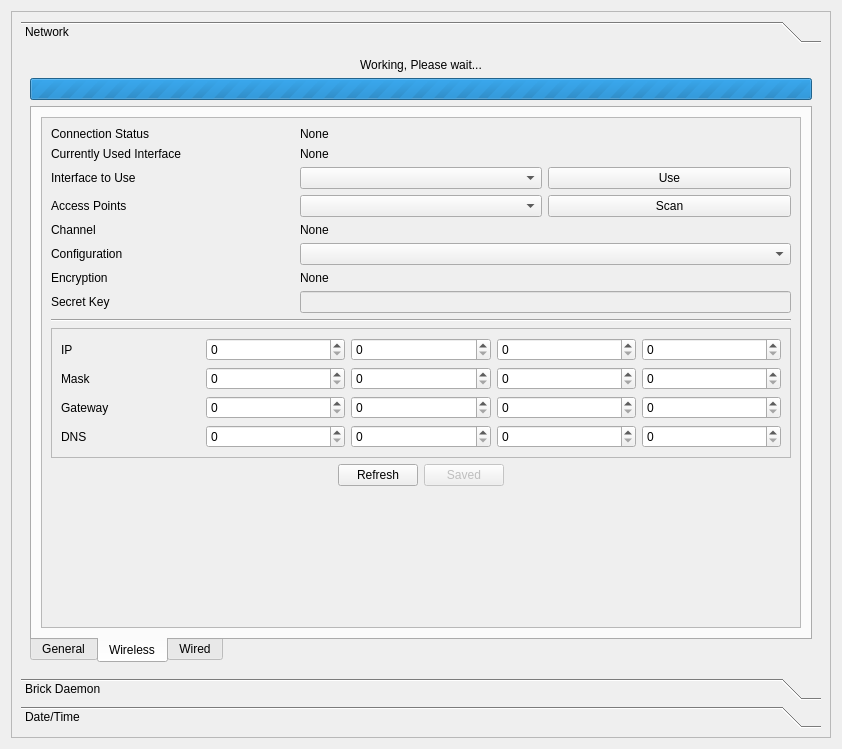
Before: the Qt Designer form src/brickv/plugin_system/plugins/red/ui/red_tab_settings.ui in Tinkerforge/brickv, drawn with Qt 5.
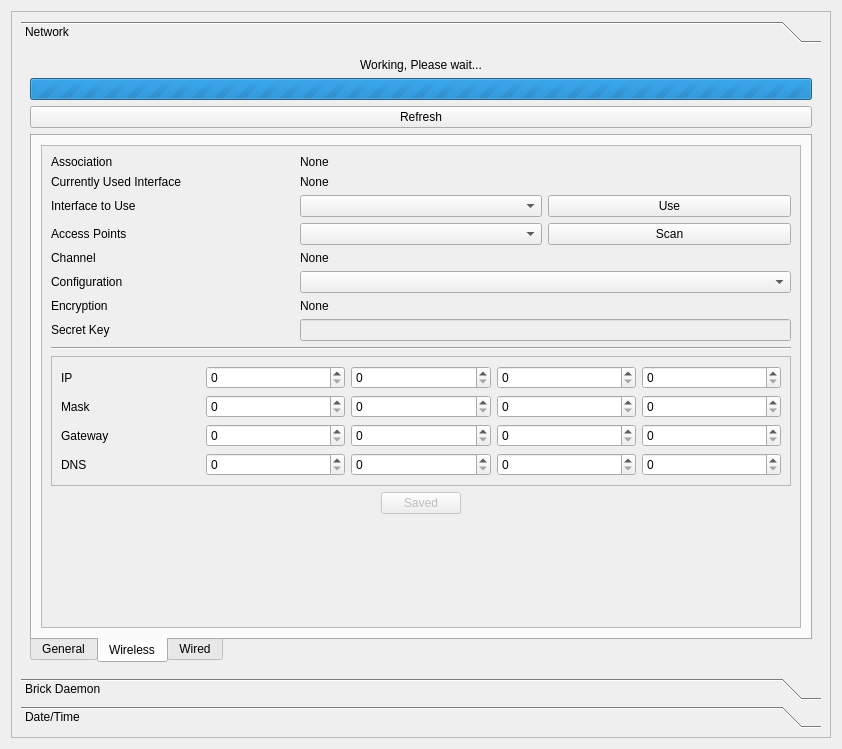
After: the same form once the commit is applied. The open tabs and pages were chosen to show the change.

Commit message: red-brick: 1. Network settings tab has common refresh button 2. Connection status reporting UI changes

Patch:
```diff
--- a/src/brickv/plugin_system/plugins/red/ui/red_tab_settings.ui
+++ b/src/brickv/plugin_system/plugins/red/ui/red_tab_settings.ui
@@ -64,6 +64,13 @@
             </property>
            </widget>
           </item>
+          <item>
+           <widget class="QPushButton" name="pbutton_net_refresh">
+            <property name="text">
+             <string>Refresh</string>
+            </property>
+           </widget>
+          </item>
           <item>
            <widget class="QTabWidget" name="twidget_net">
             <property name="enabled">
@@ -307,7 +314,7 @@
                    <x>0</x>
                    <y>0</y>
                    <width>762</width>
-                   <height>493</height>
+                   <height>460</height>
                   </rect>
                  </property>
                  <layout class="QVBoxLayout" name="verticalLayout_12">
@@ -351,13 +358,6 @@
                         </property>
                        </spacer>
                       </item>
-                      <item>
-                       <widget class="QPushButton" name="pbutton_net_wireless_refresh">
-                        <property name="text">
-                         <string>Refresh</string>
-                        </property>
-                       </widget>
-                      </item>
                       <item>
                        <widget class="QPushButton" name="pbutton_net_wireless_save">
                         <property name="enabled">
@@ -583,7 +583,7 @@
                     <item row="0" column="0">
                      <widget class="QLabel" name="label_37">
                       <property name="text">
-                       <string>Connection Status</string>
+                       <string>Association</string>
                       </property>
                      </widget>
                     </item>
```
Left out of the diff: 20 changed lines with no effect on the pictures. The commit also changes 2 other files.
